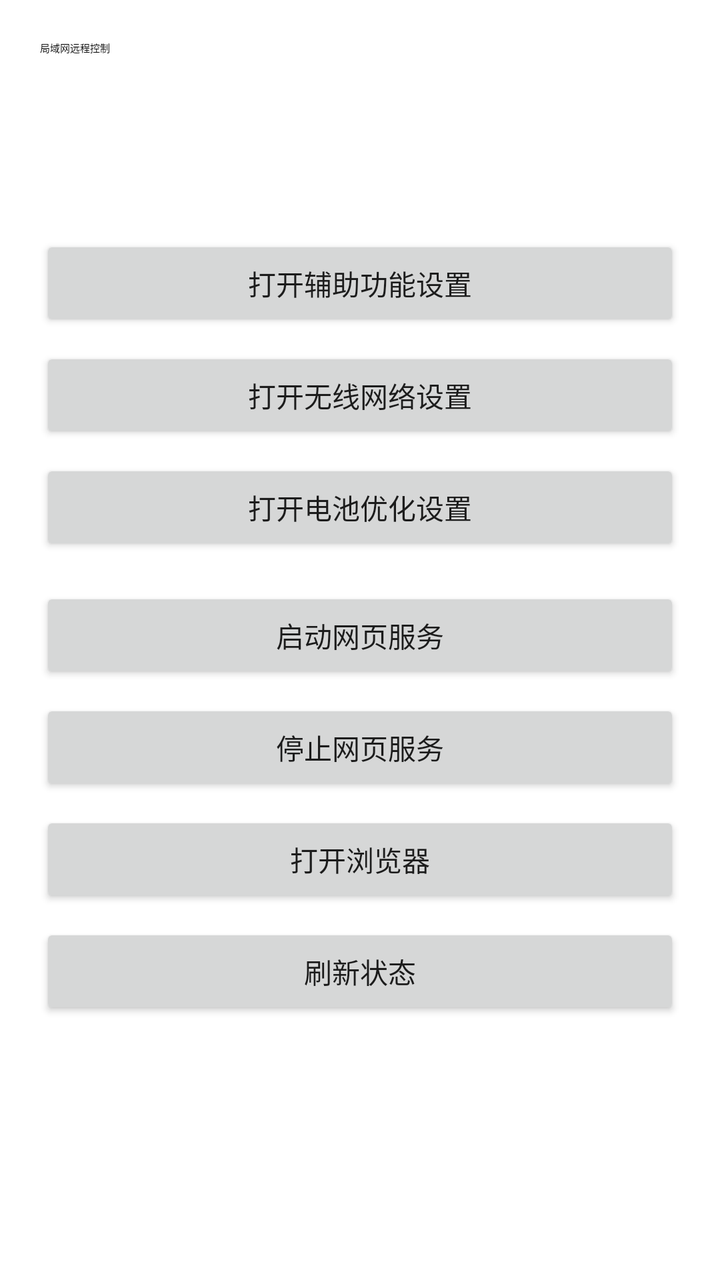
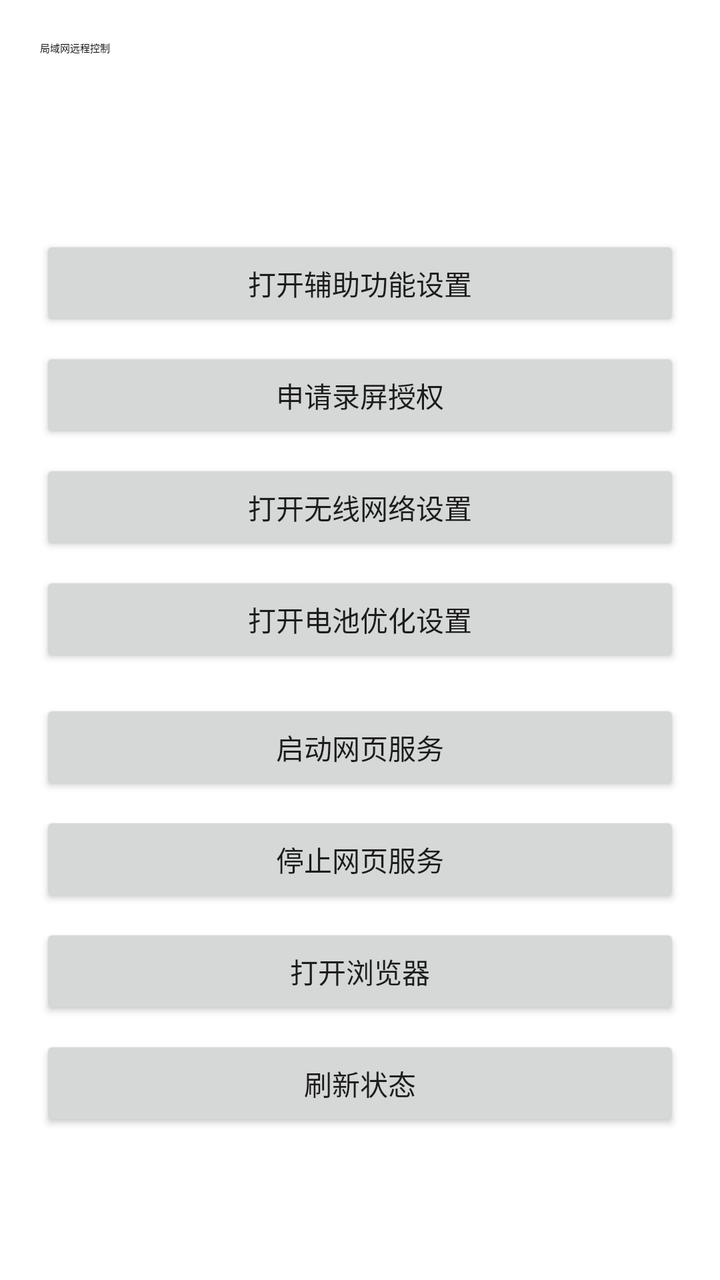

An Android layout rendered at two revisions. The XML below is the earlier revision; the diff shows what the commit changed to produce the second picture.
<!-- AndroidManifest.xml: application theme Theme.LanRemoteControl -->
<!-- res/layout/activity_main.xml -->
<?xml version="1.0" encoding="utf-8"?>
<ScrollView xmlns:android="http://schemas.android.com/apk/res/android"
    android:layout_width="match_parent"
    android:layout_height="match_parent">

    <LinearLayout
        android:layout_width="match_parent"
        android:layout_height="wrap_content"
        android:orientation="vertical"
        android:padding="20dp">

        <TextView
            android:id="@+id/titleText"
            android:layout_width="wrap_content"
            android:layout_height="wrap_content"
            android:text="@string/app_name"
            android:textAppearance="?attr/textAppearanceHeadlineSmall" />

        <TextView
            android:id="@+id/statusText"
            android:layout_width="match_parent"
            android:layout_height="wrap_content"
            android:layout_marginTop="16dp"
            android:textIsSelectable="true" />

        <TextView
            android:id="@+id/instructionsText"
            android:layout_width="match_parent"
            android:layout_height="wrap_content"
            android:layout_marginTop="16dp"
            android:textIsSelectable="true" />

        <Button
            android:id="@+id/openAccessibilityButton"
            android:layout_width="match_parent"
            android:layout_height="wrap_content"
            android:layout_marginTop="20dp"
            android:text="@string/open_accessibility_settings" />

        <Button
            android:id="@+id/openWifiButton"
            android:layout_width="match_parent"
            android:layout_height="wrap_content"
            android:layout_marginTop="8dp"
            android:text="@string/open_wifi_settings" />

        <Button
            android:id="@+id/openBatteryButton"
            android:layout_width="match_parent"
            android:layout_height="wrap_content"
            android:layout_marginTop="8dp"
            android:text="@string/open_battery_settings" />

        <Button
            android:id="@+id/startServerButton"
            android:layout_width="match_parent"
            android:layout_height="wrap_content"
            android:layout_marginTop="16dp"
            android:text="@string/start_server" />

        <Button
            android:id="@+id/stopServerButton"
            android:layout_width="match_parent"
            android:layout_height="wrap_content"
            android:layout_marginTop="8dp"
            android:text="@string/stop_server" />

        <Button
            android:id="@+id/openBrowserButton"
            android:layout_width="match_parent"
            android:layout_height="wrap_content"
            android:layout_marginTop="8dp"
            android:text="@string/open_browser" />

        <Button
            android:id="@+id/refreshButton"
            android:layout_width="match_parent"
            android:layout_height="wrap_content"
            android:layout_marginTop="8dp"
            android:text="@string/refresh_status" />

    </LinearLayout>

</ScrollView>
<!-- resources referenced by this layout -->
<resources>
  <string name="app_name">局域网远程控制</string>
  <string name="open_accessibility_settings">打开辅助功能设置</string>
  <string name="open_battery_settings">打开电池优化设置</string>
  <string name="open_browser">打开浏览器</string>
  <string name="open_wifi_settings">打开无线网络设置</string>
  <string name="refresh_status">刷新状态</string>
  <string name="start_server">启动网页服务</string>
  <string name="stop_server">停止网页服务</string>
  <style name="Theme.LanRemoteControl" parent="Theme.MaterialComponents.DayNight.NoActionBar">
          <item name="colorPrimary">@color/blue_600</item>
          <item name="colorPrimaryVariant">@color/blue_600</item>
          <item name="colorOnPrimary">@color/white</item>
          <item name="android:statusBarColor" tools:targetApi="l">@color/gray_950</item>
      </style>
  <color name="blue_600">#2563EB</color>
  <color name="white">#FFFFFF</color>
  <color name="gray_950">#0F172A</color>
</resources>

<!-- the commit's change to res/layout/activity_main.xml (unified diff, before → after) -->
@@ -36,6 +36,13 @@
             android:layout_height="wrap_content"
             android:layout_marginTop="20dp"
             android:text="@string/open_accessibility_settings" />
+
+        <Button
+            android:id="@+id/requestProjectionButton"
+            android:layout_width="match_parent"
+            android:layout_height="wrap_content"
+            android:layout_marginTop="8dp"
+            android:text="@string/request_projection_permission" />
 
         <Button
             android:id="@+id/openWifiButton"
<!-- resource entries referenced after the edit -->
@@ -6,6 +6,7 @@
   <string name="open_browser">打开浏览器</string>
   <string name="open_wifi_settings">打开无线网络设置</string>
   <string name="refresh_status">刷新状态</string>
+  <string name="request_projection_permission">申请录屏授权</string>
   <string name="start_server">启动网页服务</string>
   <string name="stop_server">停止网页服务</string>
   <style name="Theme.LanRemoteControl" parent="Theme.MaterialComponents.DayNight.NoActionBar">
